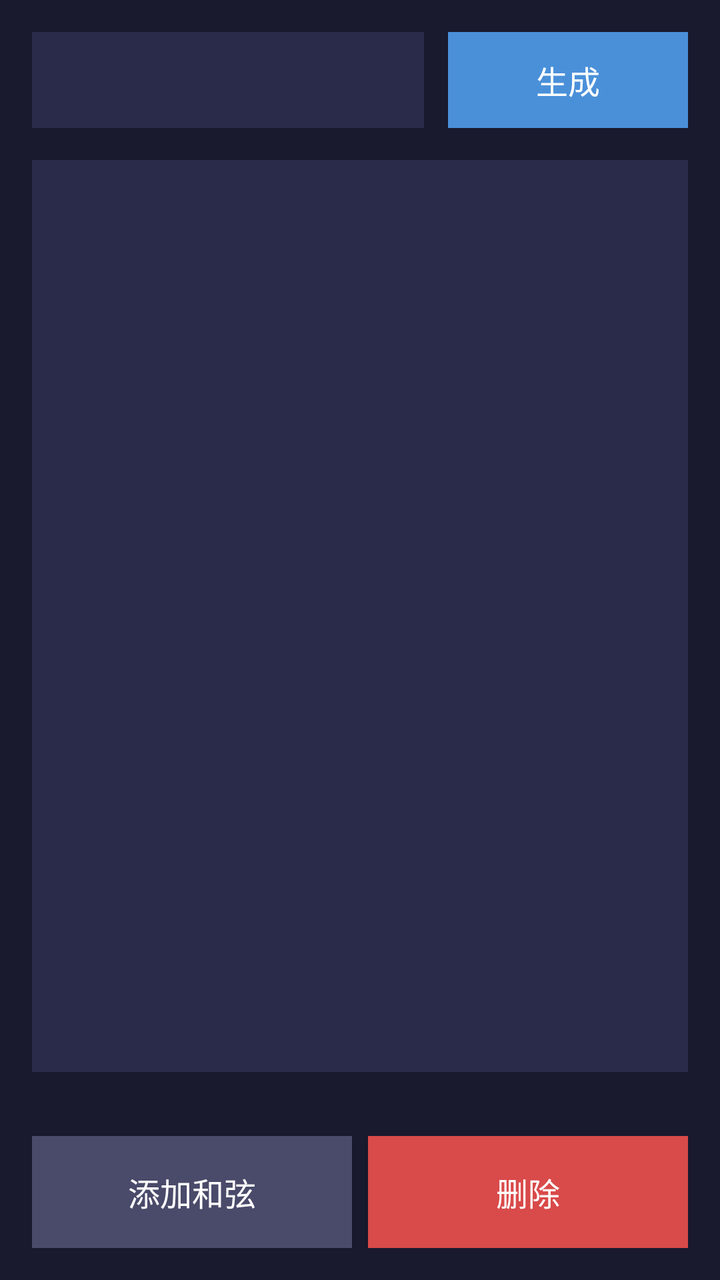
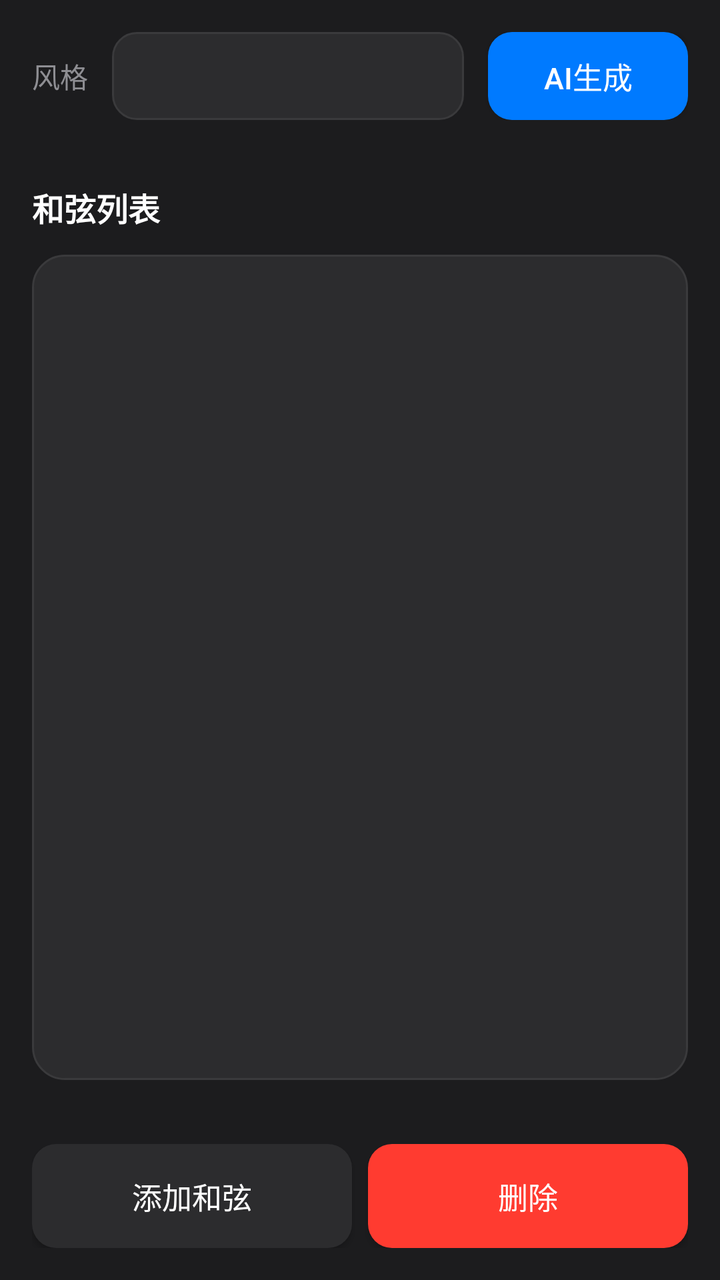

The first picture is an Android layout as it rendered before a commit; the second is the same layout after the commit. The layout source and the unified diff follow.
<!-- AndroidManifest.xml: application theme Theme.MusicAI -->
<!-- res/layout/activity_chord_editor.xml -->
<?xml version="1.0" encoding="utf-8"?>
<LinearLayout xmlns:android="http://schemas.android.com/apk/res/android"
    android:layout_width="match_parent"
    android:layout_height="match_parent"
    android:orientation="vertical"
    android:background="#1a1a2e">

    <LinearLayout
        android:layout_width="match_parent"
        android:layout_height="wrap_content"
        android:orientation="horizontal"
        android:padding="16dp">

        <Spinner
            android:id="@+id/sp_style"
            android:layout_width="0dp"
            android:layout_height="48dp"
            android:layout_weight="1"
            android:background="#2a2a4a"
            android:textColor="#ffffff"/>

        <Button
            android:id="@+id/btn_generate"
            android:layout_width="120dp"
            android:layout_height="48dp"
            android:text="生成"
            android:textSize="16sp"
            android:textColor="#ffffff"
            android:background="#4a90d9"
            android:layout_marginLeft="12dp"
           />

    </LinearLayout>

    <ListView
        android:id="@+id/lv_chords"
        android:layout_width="match_parent"
        android:layout_height="0dp"
        android:layout_weight="1"
        android:background="#2a2a4a"
        android:divider="#3a3a5a"
        android:dividerHeight="1dp"
        android:layout_marginLeft="16dp"
        android:layout_marginRight="16dp"
        android:layout_marginBottom="16dp"/>

    <ProgressBar
        android:id="@+id/progress_bar"
        android:layout_width="48dp"
        android:layout_height="48dp"
        android:layout_gravity="center"
        android:visibility="gone"
        android:layout_marginBottom="8dp"/>

    <LinearLayout
        android:layout_width="match_parent"
        android:layout_height="wrap_content"
        android:orientation="horizontal"
        android:padding="16dp">

        <Button
            android:id="@+id/btn_add_chord"
            android:layout_width="0dp"
            android:layout_height="56dp"
            android:layout_weight="1"
            android:text="添加和弦"
            android:textSize="16sp"
            android:textColor="#ffffff"
            android:background="#4a4a6a"
            android:layout_marginRight="8dp"
           />

        <Button
            android:id="@+id/btn_delete"
            android:layout_width="0dp"
            android:layout_height="56dp"
            android:layout_weight="1"
            android:text="删除"
            android:textSize="16sp"
            android:textColor="#ffffff"
            android:background="#d94a4a"
           />

    </LinearLayout>

</LinearLayout>
<!-- resources referenced by this layout -->
<resources>
  <style name="Theme.MusicAI" parent="Theme.AppCompat.DayNight.NoActionBar">
          <item name="colorPrimary">@color/colorPrimary</item>
          <item name="colorPrimaryDark">@color/colorPrimaryDark</item>
          <item name="colorAccent">@color/colorAccent</item>
          <item name="android:textColorPrimary">@color/apple_text</item>
          <item name="android:textColorSecondary">@color/apple_text_secondary</item>
          <item name="android:windowBackground">@color/apple_dark</item>
          <item name="android:statusBarColor">@color/apple_dark</item>
          <item name="android:navigationBarColor">@color/apple_dark</item>
      </style>
  <color name="colorPrimary">#007AFF</color>
  <color name="colorPrimaryDark">#1C1C1E</color>
  <color name="colorAccent">#34C759</color>
  <color name="apple_text">#FFFFFF</color>
  <color name="apple_text_secondary">#8E8E93</color>
  <color name="apple_dark">#1C1C1E</color>
</resources>

<!-- the commit's change to res/layout/activity_chord_editor.xml (unified diff, before → after) -->
@@ -3,84 +3,109 @@
     android:layout_width="match_parent"
     android:layout_height="match_parent"
     android:orientation="vertical"
-    android:background="#1a1a2e">
+    android:background="@color/apple_dark">
 
     <LinearLayout
         android:layout_width="match_parent"
         android:layout_height="wrap_content"
         android:orientation="horizontal"
-        android:padding="16dp">
+        android:padding="16dp"
+        android:gravity="center_vertical">
+
+        <TextView
+            android:layout_width="wrap_content"
+            android:layout_height="wrap_content"
+            android:text="风格"
+            android:textSize="14sp"
+            android:textColor="@color/apple_text_secondary"
+            android:layout_marginRight="12dp"/>
 
         <Spinner
             android:id="@+id/sp_style"
             android:layout_width="0dp"
-            android:layout_height="48dp"
+            android:layout_height="44dp"
             android:layout_weight="1"
-            android:background="#2a2a4a"
-            android:textColor="#ffffff"/>
+            android:background="@drawable/apple_edittext_bg"
+            android:paddingHorizontal="12dp"/>
 
         <Button
             android:id="@+id/btn_generate"
-            android:layout_width="120dp"
-            android:layout_height="48dp"
-            android:text="生成"
-            android:textSize="16sp"
-            android:textColor="#ffffff"
-            android:background="#4a90d9"
+            android:layout_width="100dp"
+            android:layout_height="44dp"
+            android:text="AI生成"
+            android:textSize="15sp"
+            android:textColor="@color/apple_text"
+            android:background="@drawable/apple_button_primary_bg"
             android:layout_marginLeft="12dp"
-           />
+            android:cornerRadius="10dp"/>
 
     </LinearLayout>
 
-    <ListView
-        android:id="@+id/lv_chords"
+    <LinearLayout
         android:layout_width="match_parent"
         android:layout_height="0dp"
         android:layout_weight="1"
-        android:background="#2a2a4a"
-        android:divider="#3a3a5a"
-        android:dividerHeight="1dp"
-        android:layout_marginLeft="16dp"
-        android:layout_marginRight="16dp"
-        android:layout_marginBottom="16dp"/>
+        android:orientation="vertical"
+        android:padding="16dp">
 
-    <ProgressBar
-        android:id="@+id/progress_bar"
-        android:layout_width="48dp"
-        android:layout_height="48dp"
-        android:layout_gravity="center"
-        android:visibility="gone"
-        android:layout_marginBottom="8dp"/>
+        <TextView
+            android:layout_width="match_parent"
+            android:layout_height="wrap_content"
+            android:text="和弦列表"
+            android:textSize="16sp"
+            android:textColor="@color/apple_text"
+            android:textStyle="bold"
+            android:layout_marginBottom="12dp"/>
+
+        <ListView
+            android:id="@+id/lv_chords"
+            android:layout_width="match_parent"
+            android:layout_height="0dp"
+            android:layout_weight="1"
+            android:background="@drawable/apple_card_bg"
+            android:divider="@color/apple_mid_gray"
+            android:dividerHeight="1dp"/>
+
+    </LinearLayout>
 
     <LinearLayout
         android:layout_width="match_parent"
         android:layout_height="wrap_content"
         android:orientation="horizontal"
-        android:padding="16dp">
+        android:padding="16dp"
+        android:gravity="center">
 
         <Button
             android:id="@+id/btn_add_chord"
             android:layout_width="0dp"
-            android:layout_height="56dp"
+            android:layout_height="52dp"
             android:layout_weight="1"
             android:text="添加和弦"
-            android:textSize="16sp"
-            android:textColor="#ffffff"
-            android:background="#4a4a6a"
+            android:textSize="15sp"
+            android:textColor="@color/apple_text"
+            android:background="@drawable/apple_button_bg"
             android:layout_marginRight="8dp"
-           />
+            android:cornerRadius="10dp"/>
 
         <Button
             android:id="@+id/btn_delete"
             android:layout_width="0dp"
-            android:layout_height="56dp"
+            android:layout_height="52dp"
             android:layout_weight="1"
             android:text="删除"
-            android:textSize="16sp"
-            android:textColor="#ffffff"
-            android:background="#d94a4a"
-           />
+            android:textSize="15sp"
+            android:textColor="@color/apple_text"
+            android:background="@drawable/apple_button_danger_bg"
+            android:cornerRadius="10dp"/>
 
     </LinearLayout>
 
+    <ProgressBar
+        android:id="@+id/progress_bar"
+        android:layout_width="wrap_content"
+        android:layout_height="wrap_content"
+        android:layout_gravity="center"
+        android:visibility="gone"
+        android:layout_marginBottom="16dp"/>
+
 </LinearLayout>
<!-- resource entries referenced after the edit -->
@@ -10,11 +10,89 @@
           <item name="android:statusBarColor">@color/apple_dark</item>
           <item name="android:navigationBarColor">@color/apple_dark</item>
       </style>
+  <color name="apple_dark_gray">#2C2C2E</color>
+  <color name="apple_error">#FF3B30</color>
+  <color name="apple_accent_active">#0066CC</color>
+  <color name="apple_accent">#007AFF</color>
   <color name="colorPrimary">#007AFF</color>
   <color name="colorPrimaryDark">#1C1C1E</color>
   <color name="colorAccent">#34C759</color>
   <color name="apple_text">#FFFFFF</color>
   <color name="apple_text_secondary">#8E8E93</color>
+  <!-- drawable apple_button_bg (drawable) -->
+  <?xml version="1.0" encoding="utf-8"?>
+  <selector xmlns:android="http://schemas.android.com/apk/res/android">
+      <item android:state_pressed="true">
+          <shape android:shape="rectangle">
+              <solid android:color="@color/apple_mid_gray" />
+              <corners android:radius="12dp" />
+          </shape>
+      </item>
+      <item>
+          <shape android:shape="rectangle">
+              <solid android:color="@color/apple_dark_gray" />
+              <corners android:radius="12dp" />
+          </shape>
+      </item>
+  </selector>
+  <!-- drawable apple_button_danger_bg (drawable) -->
+  <?xml version="1.0" encoding="utf-8"?>
+  <selector xmlns:android="http://schemas.android.com/apk/res/android">
+      <item android:state_pressed="true">
+          <shape android:shape="rectangle">
+              <solid android:color="#CC3030" />
+              <corners android:radius="12dp" />
+          </shape>
+      </item>
+      <item>
+          <shape android:shape="rectangle">
+              <solid android:color="@color/apple_error" />
+              <corners android:radius="12dp" />
+          </shape>
+      </item>
+  </selector>
+  <!-- drawable apple_button_primary_bg (drawable) -->
+  <?xml version="1.0" encoding="utf-8"?>
+  <selector xmlns:android="http://schemas.android.com/apk/res/android">
+      <item android:state_pressed="true">
+          <shape android:shape="rectangle">
+              <solid android:color="@color/apple_accent_active" />
+              <corners android:radius="12dp" />
+          </shape>
+      </item>
+      <item>
+          <shape android:shape="rectangle">
+              <solid android:color="@color/apple_accent" />
+              <corners android:radius="12dp" />
+          </shape>
+      </item>
+  </selector>
+  <!-- drawable apple_card_bg (drawable) -->
+  <?xml version="1.0" encoding="utf-8"?>
+  <shape xmlns:android="http://schemas.android.com/apk/res/android" android:shape="rectangle">
+      <solid android:color="@color/apple_dark_gray" />
+      <corners android:radius="16dp" />
+      <stroke android:width="1dp" android:color="@color/apple_mid_gray" />
+  </shape>
+  <!-- drawable apple_edittext_bg (drawable) -->
+  <?xml version="1.0" encoding="utf-8"?>
+  <selector xmlns:android="http://schemas.android.com/apk/res/android">
+      <item android:state_focused="true">
+          <shape android:shape="rectangle">
+              <solid android:color="@color/apple_dark_gray" />
+              <corners android:radius="12dp" />
+              <stroke android:width="2dp" android:color="@color/apple_accent" />
+          </shape>
+      </item>
+      <item>
+          <shape android:shape="rectangle">
+              <solid android:color="@color/apple_dark_gray" />
+              <corners android:radius="12dp" />
+              <stroke android:width="1dp" android:color="@color/apple_mid_gray" />
+          </shape>
+      </item>
+  </selector>
   <color name="apple_dark">#1C1C1E</color>
+  <color name="apple_mid_gray">#3A3A3C</color>
 </resources>
 
